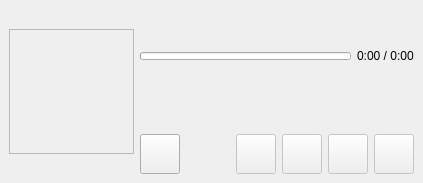
The window that mainform.ui (hzqtc/pea) describes before a commit, drawn with Qt 5.
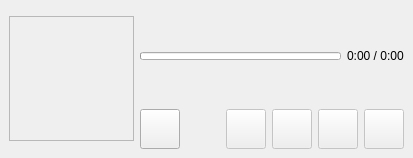
The same window after the commit. Icons and pictures are not drawn. Custom widgets are drawn as their Qt base class.

Commit message: unnecessary to specify window geometry

```diff
--- a/mainform.ui
+++ b/mainform.ui
@@ -2,14 +2,6 @@
 <ui version="4.0">
  <class>MainForm</class>
  <widget class="QMainWindow" name="MainForm">
-  <property name="geometry">
-   <rect>
-    <x>0</x>
-    <y>0</y>
-    <width>423</width>
-    <height>183</height>
-   </rect>
-  </property>
   <property name="windowTitle">
    <string>Pea - Disconnected</string>
   </property>
```
